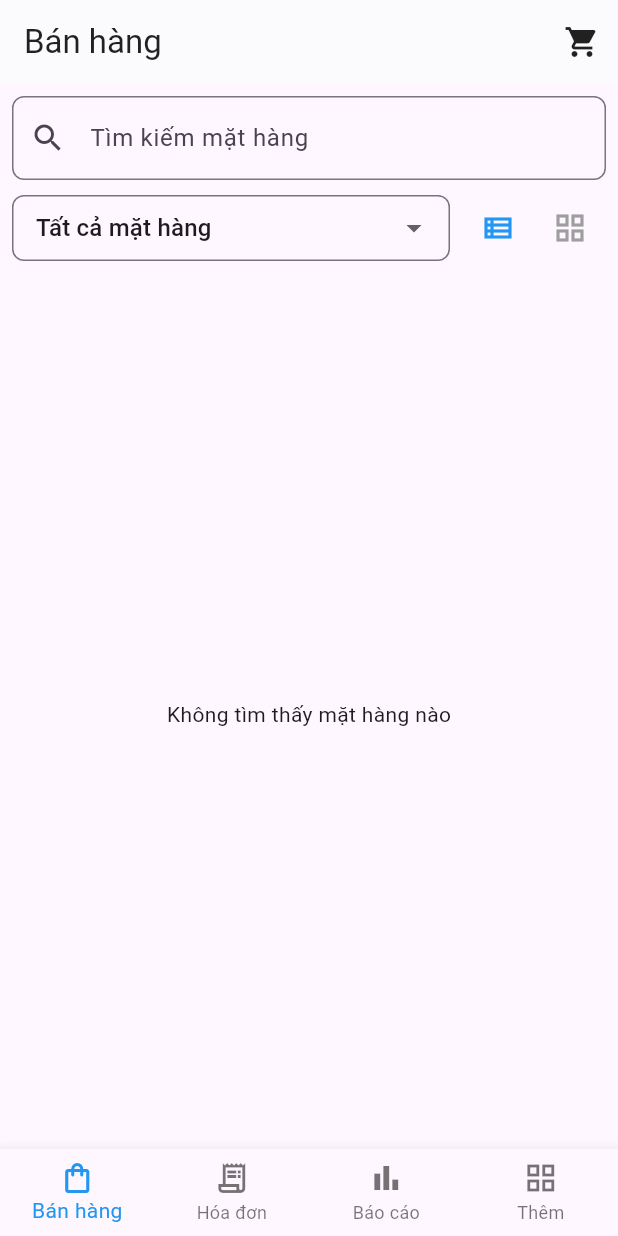
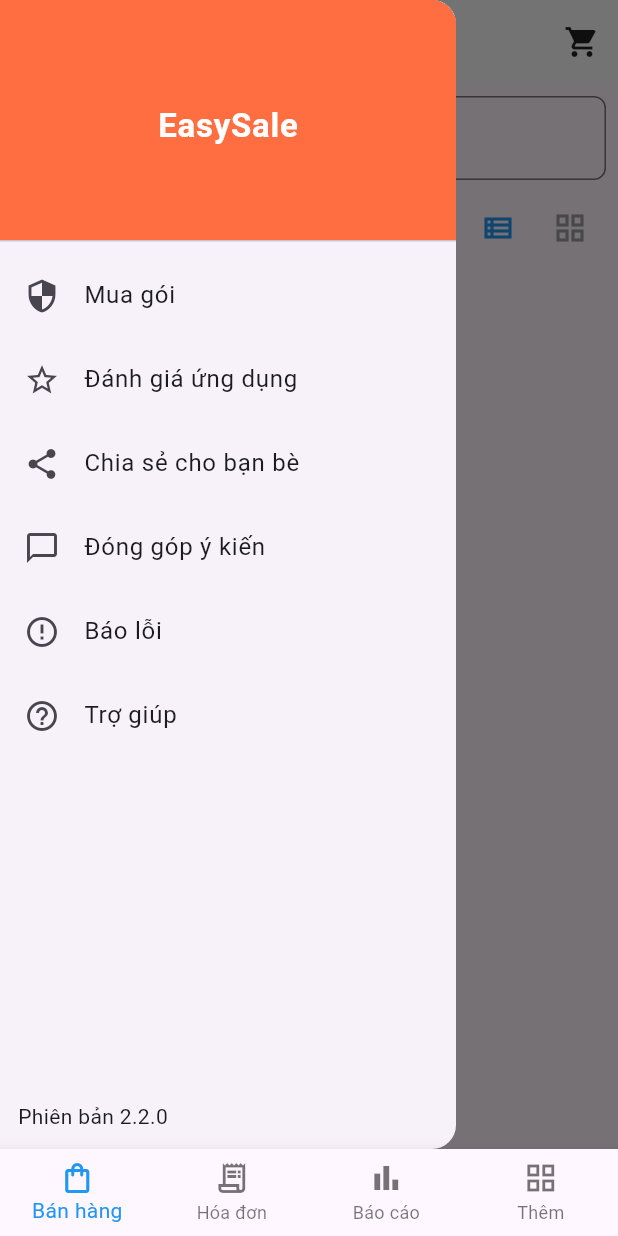
Before and after one commit to ductin2805/ThucTapTotNghiep, a Flutter app: the screen it shows after launch, with the side drawer open (before the commit the screen has no drawer), on a phone screen of 412 x 824 dp. Run offline on Flutter 3.47's test engine with Material 3 defaults, Android fonts, the light colour scheme and no system bars; our stand-ins replace flutter_riverpod, image_picker, sqflite; accounts and stored records are empty.

Commit message:
update category, update customer_list_page.dart

```diff
--- a/lib/data/db/app_database.dart
+++ b/lib/data/db/app_database.dart
@@ -15,9 +15,6 @@
 
     Directory documentsDirectory = await getApplicationDocumentsDirectory();
     final path = join(documentsDirectory.path, 'pos_local.db');
-
-    // ⚡ reset DB cũ trong giai đoạn dev
-    await deleteDatabase(path);
 
     _db = await openDatabase(
       path,
--- a/lib/presentation/pages/sales/sales_page.dart
+++ b/lib/presentation/pages/sales/sales_page.dart
@@ -9,6 +9,7 @@
 import '../../widgets/product_filter_bar.dart';
 import '../../../data/models/category.dart';
 import '../../../data/dao/category_dao.dart';
+import '../../widgets/app_drawer.dart';
 
 class SalesPage extends ConsumerStatefulWidget {
   const SalesPage({super.key});
@@ -53,6 +54,14 @@
 
     return Scaffold(
       appBar: AppBar(
+        leading: Builder(
+          builder: (context) => IconButton(
+            icon: const Icon(Icons.menu),
+            onPressed: () {
+              Scaffold.of(context).openDrawer(); // ✅ mở Drawer
+            },
+          ),
+        ),
         title: const Text("Bán hàng"),
         backgroundColor: Colors.white,
         foregroundColor: Colors.black87,
@@ -97,6 +106,7 @@
           ),
         ],
       ),
+      drawer: const AppDrawer(),
       body: Column(
         children: [
           ProductFilterBar(
--- /dev/null
+++ b/lib/presentation/widgets/app_drawer.dart
@@ -0,0 +1,74 @@
+import 'package:flutter/material.dart';
+
+class AppDrawer extends StatelessWidget {
+  const AppDrawer({super.key});
+
+  void _showComingSoon(BuildContext context) {
+    ScaffoldMessenger.of(context).showSnackBar(
+      const SnackBar(
+        content: Text("🚧 Tính năng đang phát triển"),
+        duration: Duration(seconds: 2),
+      ),
+    );
+    Navigator.pop(context); // đóng Drawer sau khi chọn
+  }
+
+  @override
+  Widget build(BuildContext context) {
+    return Drawer(
+      child: Column(
+        crossAxisAlignment: CrossAxisAlignment.stretch,
+        children: [
+          const DrawerHeader(
+            decoration: BoxDecoration(color: Colors.deepOrangeAccent),
+            child: Center(
+              child: Text(
+                "EasySale",
+                style: TextStyle(
+                  color: Colors.white,
+                  fontSize: 22,
+                  fontWeight: FontWeight.bold,
+                ),
+              ),
+            ),
+          ),
+          ListTile(
+            leading: const Icon(Icons.security),
+            title: const Text("Mua gói"),
+            onTap: () => _showComingSoon(context),
+          ),
+          ListTile(
+            leading: const Icon(Icons.star_border),
+            title: const Text("Đánh giá ứng dụng"),
+            onTap: () => _showComingSoon(context),
+          ),
+          ListTile(
+            leading: const Icon(Icons.share),
+            title: const Text("Chia sẻ cho bạn bè"),
+            onTap: () => _showComingSoon(context),
+          ),
+          ListTile(
+            leading: const Icon(Icons.chat_bubble_outline),
+            title: const Text("Đóng góp ý kiến"),
+            onTap: () => _showComingSoon(context),
+          ),
+          ListTile(
+            leading: const Icon(Icons.error_outline),
+            title: const Text("Báo lỗi"),
+            onTap: () => _showComingSoon(context),
+          ),
+          ListTile(
+            leading: const Icon(Icons.help_outline),
+            title: const Text("Trợ giúp"),
+            onTap: () => _showComingSoon(context),
+          ),
+          const Spacer(),
+          const Padding(
+            padding: EdgeInsets.all(12.0),
+            child: Text("Phiên bản 2.2.0"),
+          )
+        ],
+      ),
+    );
+  }
+}
--- a/pubspec.yaml
+++ b/pubspec.yaml
@@ -22,6 +22,11 @@
 dev_dependencies:
   flutter_test:
     sdk: flutter
+  flutter_launcher_icons: ^0.11.0
+flutter_icons:
+  android: true
+  ios: true
+  image_path: "assets/icon/app_icon.png"
 flutter:
   uses-material-design: true
   assets:
```
Also changed, not shown: lib/data/dao/category_dao.dart (+20 -0 lines), lib/presentation/pages/invoices/invoices_page.dart (+10 -0 lines), lib/presentation/pages/more/add_product_page.dart (+13 -5 lines), lib/presentation/pages/more/more_page.dart (+9 -3 lines), lib/presentation/pages/reports/reports_page.dart (+11 -4 lines), assets/icon/app_icon.png (added), pubspec.lock, 22 other files.
